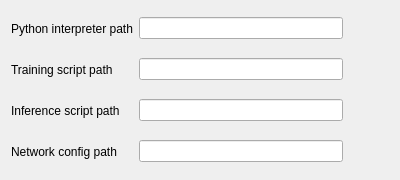
Old version of the form src/view/settings/settingsnetworkpage.ui in the repository florianblume/6d-pat.
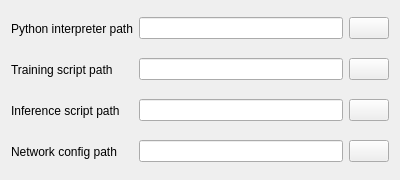
New version of the form.

The edit to the form file:
```diff
--- a/src/view/settings/settingsnetworkpage.ui
+++ b/src/view/settings/settingsnetworkpage.ui
@@ -90,7 +90,7 @@
       </size>
      </property>
      <property name="flat">
-      <bool>true</bool>
+      <bool>false</bool>
      </property>
     </widget>
    </item>
@@ -147,7 +147,7 @@
       </size>
      </property>
      <property name="flat">
-      <bool>true</bool>
+      <bool>false</bool>
      </property>
     </widget>
    </item>
@@ -169,7 +169,7 @@
       </size>
      </property>
      <property name="flat">
-      <bool>true</bool>
+      <bool>false</bool>
      </property>
     </widget>
    </item>
@@ -220,7 +220,7 @@
       </size>
      </property>
      <property name="flat">
-      <bool>true</bool>
+      <bool>false</bool>
      </property>
     </widget>
    </item>
```
